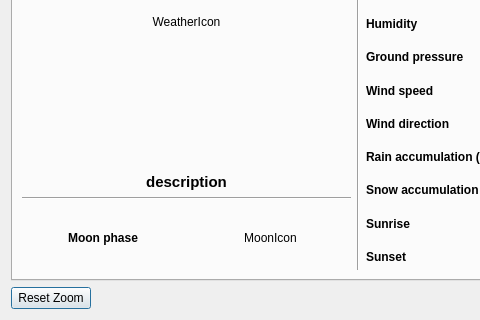
First picture: the form in WeatherDialog.ui, repository FelixdelasPozas/TrayWeather, before the edit; both pictures show x 0 to 480 and y 195 to 515 of the 717 by 515 pixel window.
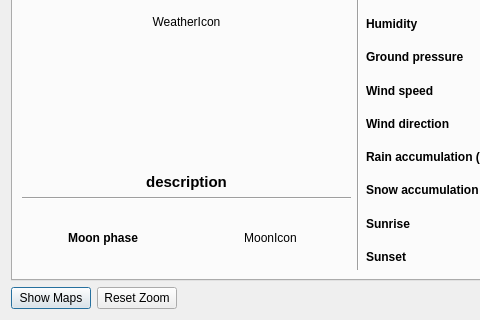
Second picture: the form after the edit. Icons and pictures are not drawn.

What changed in the file:
```diff
--- a/WeatherDialog.ui
+++ b/WeatherDialog.ui
@@ -485,6 +485,13 @@
    </item>
    <item>
     <layout class="QHBoxLayout" name="horizontalLayout">
+     <item>
+      <widget class="QPushButton" name="m_mapsButton">
+       <property name="text">
+        <string>Show Maps</string>
+       </property>
+      </widget>
+     </item>
      <item>
       <widget class="QPushButton" name="m_reset">
        <property name="text">
```
